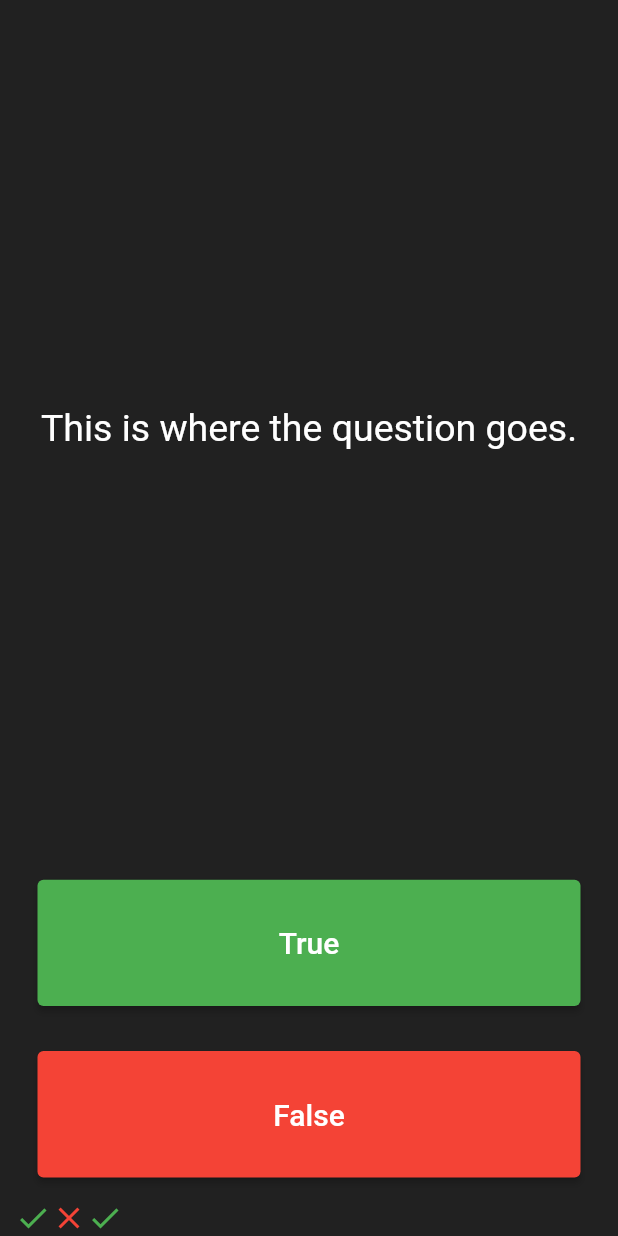
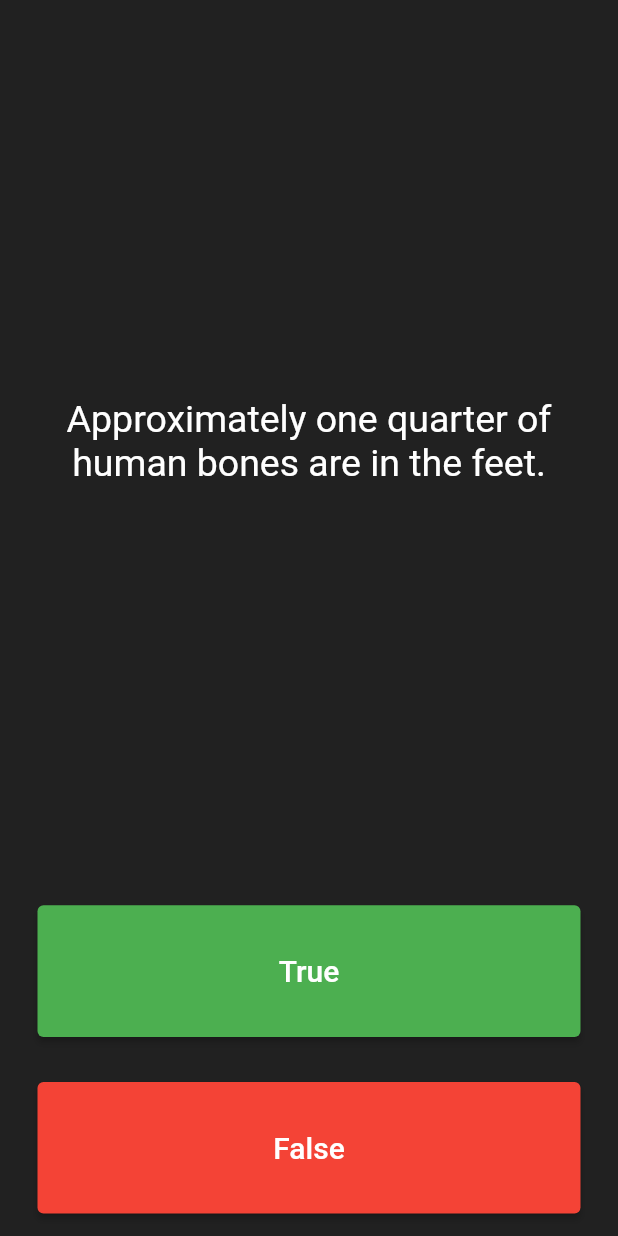
Before and after one commit to FreshhDevv/quizzler, a Flutter app: the screen it shows after launch, after a tap on "True", on a phone screen of 412 x 824 dp. Run offline on Flutter 3.47's test engine with Material 2 defaults, Android fonts, the phone set to English and light mode, and no system bars.

Commit message:
Displaying the questions

```diff
--- a/lib/main.dart
+++ b/lib/main.dart
@@ -30,16 +30,15 @@ class QuizPage extends StatefulWidget {
   State<QuizPage> createState() => _QuizPageState();
 }
 
-List<Widget> scoreKeeper = [
-  const Icon(
-    Icons.check,
-    color: Colors.green,
-  ),
-  const Icon(
-    Icons.close,
-    color: Colors.red,
-  )
+List<Widget> scoreKeeper = [];
+
+List<String> questions = [
+  'You can lead a cow down stairs but not up stairs.',
+  'Approximately one quarter of human bones are in the feet.',
+  'A slug\'s blood is green.',
 ];
+
+int questionNumber = 0;
 
 class _QuizPageState extends State<QuizPage> {
   @override
@@ -48,15 +47,15 @@ class _QuizPageState extends State<QuizPage> {
       mainAxisAlignment: MainAxisAlignment.spaceBetween,
       crossAxisAlignment: CrossAxisAlignment.stretch,
       children: [
-        const Expanded(
+        Expanded(
           flex: 5,
           child: Padding(
-            padding: EdgeInsets.all(10.0),
+            padding: const EdgeInsets.all(10.0),
             child: Center(
               child: Text(
-                'This is where the question goes.',
+                questions[questionNumber],
                 textAlign: TextAlign.center,
-                style: TextStyle(
+                style: const TextStyle(
                   fontSize: 25.0,
                   color: Colors.white,
                 ),
@@ -70,12 +69,7 @@ class _QuizPageState extends State<QuizPage> {
             child: ElevatedButton(
               onPressed: () {
                 setState(() {
-                  scoreKeeper.add(
-                    const Icon(
-                      Icons.check,
-                      color: Colors.green,
-                    ),
-                  );
+                  questionNumber++;
                 });
               },
               style: ElevatedButton.styleFrom(
@@ -96,7 +90,11 @@ class _QuizPageState extends State<QuizPage> {
           child: Padding(
             padding: const EdgeInsets.all(15.0),
             child: ElevatedButton(
-              onPressed: () {},
+              onPressed: () {
+                setState(() {
+                  questionNumber++;
+                });
+              },
               style: ElevatedButton.styleFrom(
                 primary: Colors.red,
               ),
```
